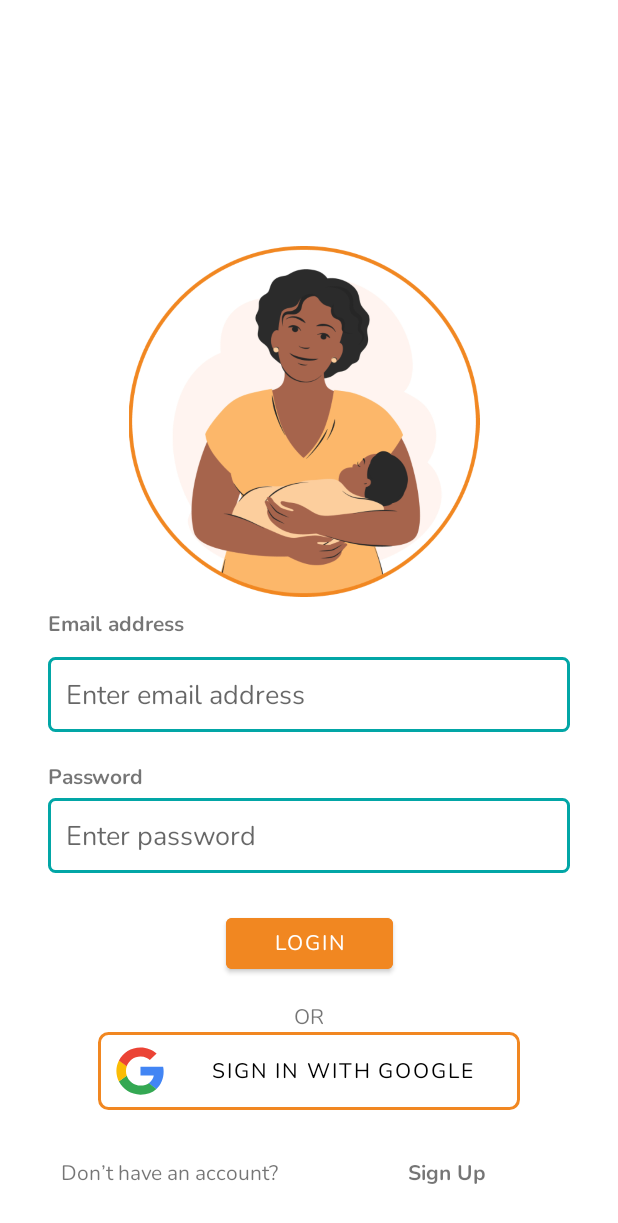
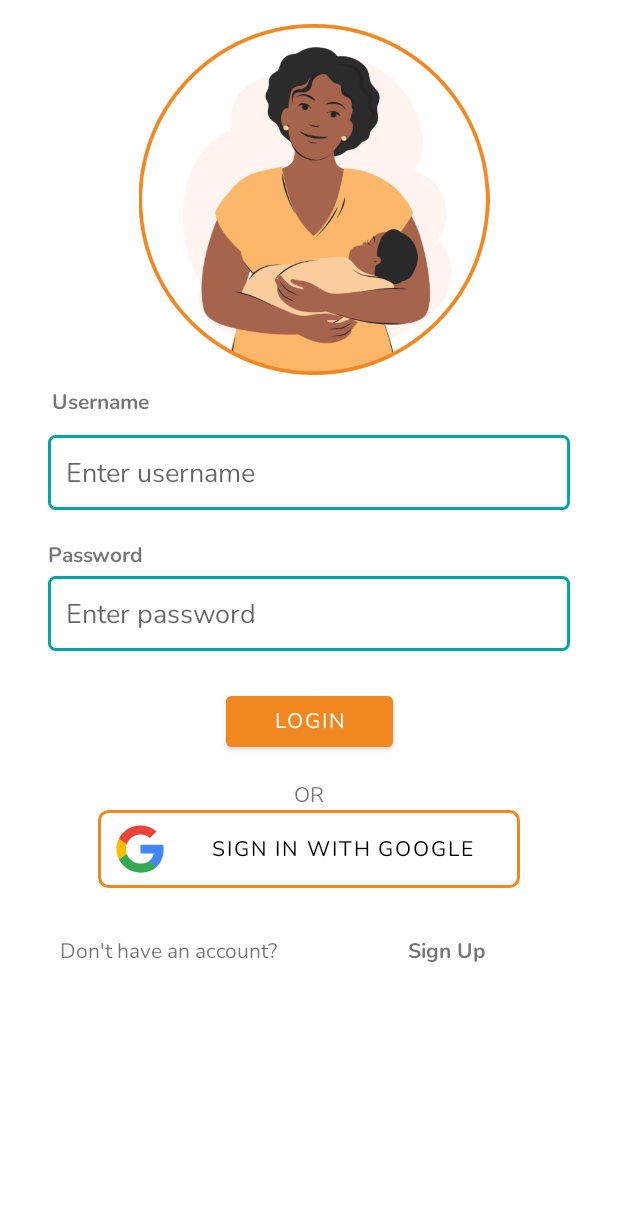
Before and after one commit to akirachix/Dhakii-Mobile, an Android app: the Mamamind_teaser screen opened directly, with no data from a screen before it, after a tap on "NEXT", on a phone screen of 412 x 824 dp. Shown: the top 1223 px of the screen. Run offline under Robolectric (Android 15) with nearby library versions, the phone set to English and light mode, and no system bars; our stand-ins replace Firebase (no records; nobody signed in at launch, a user with empty details on screens opened directly).

Commit message:
added google sign in

```diff
--- /dev/null
+++ b/app/src/main/java/com/akirachix/mamamindtrial/api/ApiInterface.kt
@@ -0,0 +1,11 @@
+package com.akirachix.mamamindtrial.api
+import retrofit2.Call
+import retrofit2.http.Body
+import retrofit2.http.POST
+import com.akirachix.mamamindtrial.models.LogInRequest
+
+
+interface ApiInterface {
+    @POST("login_endpoint") // Replace with your actual endpoint
+    fun login(@Body request: LogInRequest.LoginRequest): Call<LogInRequest.LoginResponse>
+}
--- a/app/src/main/java/com/akirachix/mamamindtrial/mamamind_login.kt
+++ /dev/null
@@ -1,17 +0,0 @@
-package com.akirachix.mamamindtrial
-
-import android.os.Bundle
-import androidx.activity.enableEdgeToEdge
-import androidx.appcompat.app.AppCompatActivity
-import androidx.core.view.ViewCompat
-import androidx.core.view.WindowInsetsCompat
-
-class Mamamind_login : AppCompatActivity() {
-    override fun onCreate(savedInstanceState: Bundle?) {
-        super.onCreate(savedInstanceState)
-        supportActionBar?.hide()
-        enableEdgeToEdge()
-        setContentView(R.layout.activity_mamamind_login)
-
-    }
-}
--- /dev/null
+++ b/app/src/main/java/com/akirachix/mamamindtrial/ui/MamaMind_Login.kt
@@ -0,0 +1,122 @@
+package com.akirachix.mamamindtrial.ui
+
+import android.content.Intent
+import android.os.Bundle
+import android.util.Log
+import android.widget.Toast
+import androidx.activity.viewModels
+import androidx.appcompat.app.AppCompatActivity
+import androidx.lifecycle.Observer
+import com.akirachix.mamamindtrial.R
+import com.akirachix.mamamindtrial.viewModel.SignInViewModel
+import com.akirachix.mamamindtrial.databinding.ActivityMamaMindLoginBinding
+import com.google.android.gms.auth.api.signin.GoogleSignIn
+import com.google.android.gms.auth.api.signin.GoogleSignInClient
+import com.google.android.gms.auth.api.signin.GoogleSignInOptions
+import com.google.android.gms.common.api.ApiException
+import com.google.firebase.auth.FirebaseAuth
+import com.google.firebase.auth.GoogleAuthProvider
+
+class MamamindLogin : AppCompatActivity() {
+    private lateinit var binding: ActivityMamaMindLoginBinding
+    private lateinit var auth: FirebaseAuth
+    private lateinit var googleSignInClient: GoogleSignInClient
+    private val signInViewModel: SignInViewModel by viewModels()
+
+    companion object {
+        private const val TAG = "MamamindLogin"
+        private const val REQUEST_CODE_GOOGLE_SIGN_IN = 9001
+    }
+
+    override fun onCreate(savedInstanceState: Bundle?) {
+        super.onCreate(savedInstanceState)
+        binding = ActivityMamaMindLoginBinding.inflate(layoutInflater)
+        setContentView(binding.root)
+
+        supportActionBar?.hide()
+        auth = FirebaseAuth.getInstance()
+        configureGoogleSignIn()
+        observeLoginResult()
+        setupClickListeners()
+    }
+
+    private fun configureGoogleSignIn() {
+        val gso = GoogleSignInOptions.Builder(GoogleSignInOptions.DEFAULT_SIGN_IN)
+            .requestIdToken(getString(R.string.default_web_client_id))
+            .requestEmail()
+            .build()
+        googleSignInClient = GoogleSignIn.getClient(this, gso)
+    }
+
+    private fun observeLoginResult() {
+        signInViewModel.loginResult.observe(this, Observer { result ->
+            result.onSuccess { navigateToMain() }
+                .onFailure { showError(it.message ?: "Login failed") }
+        })
+    }
+
+    private fun setupClickListeners() {
+        with(binding) {
+            signInButton.setOnClickListener { signInWithGoogle() }
+            loginbtn.setOnClickListener { handleEmailLogin() }
+            signUpText.setOnClickListener { navigateToSignUp() }
+        }
+    }
+
+    private fun handleEmailLogin() {
+        val username = binding.usernameInput.text.toString().trim()
+        val password = binding.passwordInput.text.toString().trim()
+
+        when {
+            username.isEmpty() -> showError("Please enter username")
+            password.isEmpty() -> showError("Please enter password")
+            else -> signInViewModel.login(username, password)
+        }
+    }
+
+    private fun signInWithGoogle() {
+        val signInIntent = googleSignInClient.signInIntent
+        startActivityForResult(signInIntent, REQUEST_CODE_GOOGLE_SIGN_IN)
+    }
+
+    override fun onActivityResult(requestCode: Int, resultCode: Int, data: Intent?) {
+        super.onActivityResult(requestCode, resultCode, data)
+        if (requestCode == REQUEST_CODE_GOOGLE_SIGN_IN) {
+            handleGoogleSignInResult(data)
+        }
+    }
+
+    private fun handleGoogleSignInResult(data: Intent?) {
+        try {
+            val account = GoogleSignIn.getSignedInAccountFromIntent(data).getResult(ApiException::class.java)
+            account.idToken?.let { firebaseAuthWithGoogle(it) }
+        } catch (e: ApiException) {
+            Log.w(TAG, "Google sign in failed", e)
+            showError("Google Sign In failed")
+        }
+    }
+
+    private fun firebaseAuthWithGoogle(idToken: String) {
+        val credential = GoogleAuthProvider.getCredential(idToken, null)
+        auth.signInWithCredential(credential)
+            .addOnSuccessListener { navigateToMain() }
+            .addOnFailureListener { e ->
+                Log.e(TAG, "signInWithCredential:failure", e)
+                showError("Authentication failed: ${e.message}")
+            }
+    }
+
+    private fun navigateToMain() {
+        startActivity(Intent(this, MainActivity::class.java))
+        finish()
+    }
+
+    private fun navigateToSignUp() {
+        // TODO: Implement navigation to sign-up screen
+        showError("Sign up functionality not implemented yet")
+    }
+
+    private fun showError(message: String) {
+        Toast.makeText(this, message, Toast.LENGTH_SHORT).show()
+    }
+}
--- a/app/src/main/java/com/akirachix/mamamindtrial/mamamind.kt
+++ b/app/src/main/java/com/akirachix/mamamindtrial/ui/Mamamind.kt
@@ -1,10 +1,9 @@
-package com.akirachix.mamamindtrial
+package com.akirachix.mamamindtrial.ui
 
 import android.os.Bundle
 import androidx.activity.enableEdgeToEdge
 import androidx.appcompat.app.AppCompatActivity
-import androidx.core.view.ViewCompat
-import androidx.core.view.WindowInsetsCompat
+import com.akirachix.mamamindtrial.R
 
 class mamamind : AppCompatActivity() {
     override fun onCreate(savedInstanceState: Bundle?) {
--- a/app/src/main/java/com/akirachix/mamamindtrial/mamamind_teaser.kt
+++ b/app/src/main/java/com/akirachix/mamamindtrial/ui/Mamamind_teaser.kt
@@ -1,11 +1,9 @@
-package com.akirachix.mamamindtrial
+package com.akirachix.mamamindtrial.ui
+
 
 import android.content.Intent
 import android.os.Bundle
-import androidx.activity.enableEdgeToEdge
 import androidx.appcompat.app.AppCompatActivity
-import androidx.core.view.ViewCompat
-import androidx.core.view.WindowInsetsCompat
 import com.akirachix.mamamindtrial.databinding.ActivityMamamindTeaserBinding
 
 class Mamamind_teaser : AppCompatActivity() {
@@ -20,12 +18,12 @@ class Mamamind_teaser : AppCompatActivity() {
         setContentView(binding.root)
 
         binding.nextbutton3.setOnClickListener {
-            val intent = Intent(this,Mamamind_login::class.java)
+            val intent = Intent(this, MamamindLogin::class.java)
             startActivity(intent)
         }
 
         binding.button4.setOnClickListener {
-            val intent =Intent(this, Mamamind_login::class.java)
+            val intent =Intent(this, MamamindLogin::class.java)
             startActivity(intent)
         }
 
--- a/app/src/main/java/com/akirachix/mamamindtrial/mammind_m.kt
+++ b/app/src/main/java/com/akirachix/mamamindtrial/ui/Mammind_m.kt
@@ -1,14 +1,11 @@
-package com.akirachix.mamamindtrial
+package com.akirachix.mamamindtrial.ui
 
 import android.content.Intent
 import android.os.Bundle
-import androidx.activity.enableEdgeToEdge
 import androidx.appcompat.app.AppCompatActivity
-import androidx.core.view.ViewCompat
-import androidx.core.view.WindowInsetsCompat
 import com.akirachix.mamamindtrial.databinding.ActivityMammindMBinding
 
-class Mammind_m : AppCompatActivity() {
+class Mammind_M : AppCompatActivity() {
   lateinit var binding: ActivityMammindMBinding
     override fun onCreate(savedInstanceState: Bundle?) {
         super.onCreate(savedInstanceState)
@@ -18,11 +15,11 @@ class Mammind_m : AppCompatActivity() {
         setContentView(binding.root)
 
         binding.nextbtn.setOnClickListener {
-            val intent = Intent(this,Mamamind_teaser::class.java)
+            val intent = Intent(this, Mamamind_teaser::class.java)
             startActivity(intent)
         }
         binding.skipbtn.setOnClickListener {
-            val intent =Intent(this, Mamamind_login::class.java)
+            val intent =Intent(this, Mamamind_teaser::class.java)
             startActivity(intent)
         }
 
--- a/app/src/main/res/layout/activity_mamamind_login.xml
+++ b/app/src/main/res/layout/activity_mama_mind_login.xml
@@ -1,38 +1,35 @@
-<androidx.constraintlayout.widget.ConstraintLayout
-    xmlns:android="http://schemas.android.com/apk/res/android"
+<?xml version="1.0" encoding="utf-8"?>
+<androidx.constraintlayout.widget.ConstraintLayout xmlns:android="http://schemas.android.com/apk/res/android"
     xmlns:app="http://schemas.android.com/apk/res-auto"
     xmlns:tools="http://schemas.android.com/tools"
     android:id="@+id/main"
     android:layout_width="match_parent"
     android:layout_height="match_parent"
-    tools:context=".Mamamind_login">
-
+    tools:context=".ui.MamaMind_Login">
 
     <ImageView
         android:id="@+id/imageView3"
         android:layout_width="252dp"
         android:layout_height="234dp"
-        android:layout_marginTop="164dp"
+        android:layout_marginTop="16dp"
         app:layout_constraintEnd_toEndOf="parent"
-        app:layout_constraintHorizontal_bias="0.479"
+        app:layout_constraintHorizontal_bias="0.522"
         app:layout_constraintStart_toStartOf="parent"
         app:layout_constraintTop_toTopOf="parent"
         app:srcCompat="@drawable/mother3" />
 
     <TextView
-        android:id="@+id/textView5"
+        android:id="@+id/username_input"
         android:layout_width="wrap_content"
         android:layout_height="wrap_content"
         android:layout_marginTop="8dp"
         android:fontFamily="@font/nunito_bold"
-        android:text="Email address"
+        android:text="Username"
         app:layout_constraintEnd_toEndOf="parent"
         app:layout_constraintHorizontal_bias="0.099"
         app:layout_constraintStart_toStartOf="parent"
         app:layout_constraintTop_toBottomOf="@id/imageView3" />
 
-
-    <!-- Login Button -->
     <EditText
         android:id="@+id/editTextEmail"
         android:layout_width="0dp"
@@ -42,13 +39,13 @@
         android:layout_marginEnd="32dp"
         android:background="@drawable/edit_text_border"
         android:fontFamily="@font/nunito"
-        android:hint="Enter email address"
+        android:hint="Enter username"
         android:inputType="textEmailAddress"
         android:padding="12dp"
         app:layout_constraintEnd_toEndOf="parent"
         app:layout_constraintHorizontal_bias="0.0"
         app:layout_constraintStart_toStartOf="parent"
-        app:layout_constraintTop_toBottomOf="@id/textView5" />
+        app:layout_constraintTop_toBottomOf="@id/username_input" />
 
     <TextView
         android:id="@+id/textView6"
@@ -63,7 +60,7 @@
         app:layout_constraintTop_toBottomOf="@id/editTextEmail" />
 
     <EditText
-        android:id="@+id/editTextPassword"
+        android:id="@+id/password_input"
         android:layout_width="0dp"
         android:layout_height="wrap_content"
         android:layout_marginStart="32dp"
@@ -91,9 +88,8 @@
         android:textColor="@android:color/white"
         app:layout_constraintEnd_toEndOf="parent"
         app:layout_constraintStart_toStartOf="parent"
-        app:layout_constraintTop_toBottomOf="@id/editTextPassword" />
+        app:layout_constraintTop_toBottomOf="@id/password_input" />
 
-    <!-- OR Label -->
     <TextView
         android:id="@+id/textView7"
         android:layout_width="wrap_content"
@@ -105,9 +101,8 @@
         app:layout_constraintTop_toBottomOf="@id/loginbtn"
         android:layout_marginTop="16dp"/>
 
-    <!-- Google Sign-In Button -->
     <Button
-        android:id="@+id/signinwithgooglebtn"
+        android:id="@+id/sign_in_button"
         android:layout_width="281dp"
         android:layout_height="52dp"
         android:drawableLeft="@drawable/google_svgrepo_com"
@@ -120,10 +115,7 @@
         app:layout_constraintStart_toStartOf="parent"
         app:layout_constraintTop_toBottomOf="@id/textView7"
         android:background="@drawable/google_button_border"
-        style="@style/OutlinedButton"
-
-        />
-
+        style="@style/OutlinedButton" />
 
     <TextView
         android:id="@+id/textView8"
@@ -131,24 +123,24 @@
         android:layout_height="wrap_content"
         android:layout_marginTop="32dp"
         android:fontFamily="@font/nunito"
-        android:text="Don’t have an account?"
+        android:text="Don't have an account?"
         app:layout_constraintEnd_toEndOf="parent"
         app:layout_constraintHorizontal_bias="0.151"
         app:layout_constraintStart_toStartOf="parent"
-        app:layout_constraintTop_toBottomOf="@id/signinwithgooglebtn" />
+        app:layout_constraintTop_toBottomOf="@id/sign_in_button" />
 
     <TextView
-        android:id="@+id/signupbtn"
+        android:id="@+id/signUpText"
         android:layout_width="wrap_content"
         android:layout_height="wrap_content"
         android:layout_marginTop="20dp"
         android:layout_marginEnd="76dp"
-
         android:fontFamily="@font/nunito_bold"
         android:padding="12dp"
         android:text="Sign Up"
         app:layout_constraintEnd_toEndOf="parent"
         app:layout_constraintHorizontal_bias="1.0"
         app:layout_constraintStart_toEndOf="@+id/textView8"
-        app:layout_constraintTop_toBottomOf="@+id/signinwithgooglebtn" />
+        app:layout_constraintTop_toBottomOf="@+id/sign_in_button" />
+
 </androidx.constraintlayout.widget.ConstraintLayout>
--- a/app/src/main/res/layout/activity_mamamind_teaser.xml
+++ b/app/src/main/res/layout/activity_mamamind_teaser.xml
@@ -5,7 +5,7 @@
     android:id="@+id/main"
     android:layout_width="match_parent"
     android:layout_height="match_parent"
-    tools:context=".Mamamind_teaser">
+    tools:context=".ui.Mamamind_teaser">
 
     <ImageView
         android:id="@+id/imageView4"
--- a/app/src/main/res/layout/activity_mammind_m.xml
+++ b/app/src/main/res/layout/activity_mammind_m.xml
@@ -5,7 +5,7 @@
     android:id="@+id/main"
     android:layout_width="match_parent"
     android:layout_height="match_parent"
-    tools:context=".Mammind_m">
+    tools:context=".ui.Mammind_M">
 
     <ImageView
         android:id="@+id/imageView2"
--- a/app/src/main/res/values/strings.xml
+++ b/app/src/main/res/values/strings.xml
@@ -1,3 +1,5 @@
 <resources>
     <string name="app_name">MamaMindTrial</string>
+    <string name="default_web_client_id">your-client-id-here</string>
+
 </resources>
--- a/build.gradle.kts
+++ b/build.gradle.kts
@@ -2,4 +2,6 @@
 plugins {
     alias(libs.plugins.android.application) apply false
     alias(libs.plugins.jetbrains.kotlin.android) apply false
+    alias(libs.plugins.google.services) apply false
+
 }
```
Also changed, not shown: app/build.gradle.kts (+10 -1 lines), app/src/main/AndroidManifest.xml (+5 -5 lines), app/src/main/java/com/akirachix/mamamindtrial/api/SignInClient.kt (added, +17 -0 lines), app/src/main/java/com/akirachix/mamamindtrial/models/LogInRequest.kt (added, +15 -0 lines), app/src/main/java/com/akirachix/mamamindtrial/ui/MainActivity.kt (renamed from app/src/main/java/com/akirachix/mamamindtrial/MainActivity.kt, +2 -5 lines), app/src/main/java/com/akirachix/mamamindtrial/viewModel/SignInViewModel.kt (added, +88 -0 lines), gradle/libs.versions.toml (+8 -0 lines), 1 other file.
